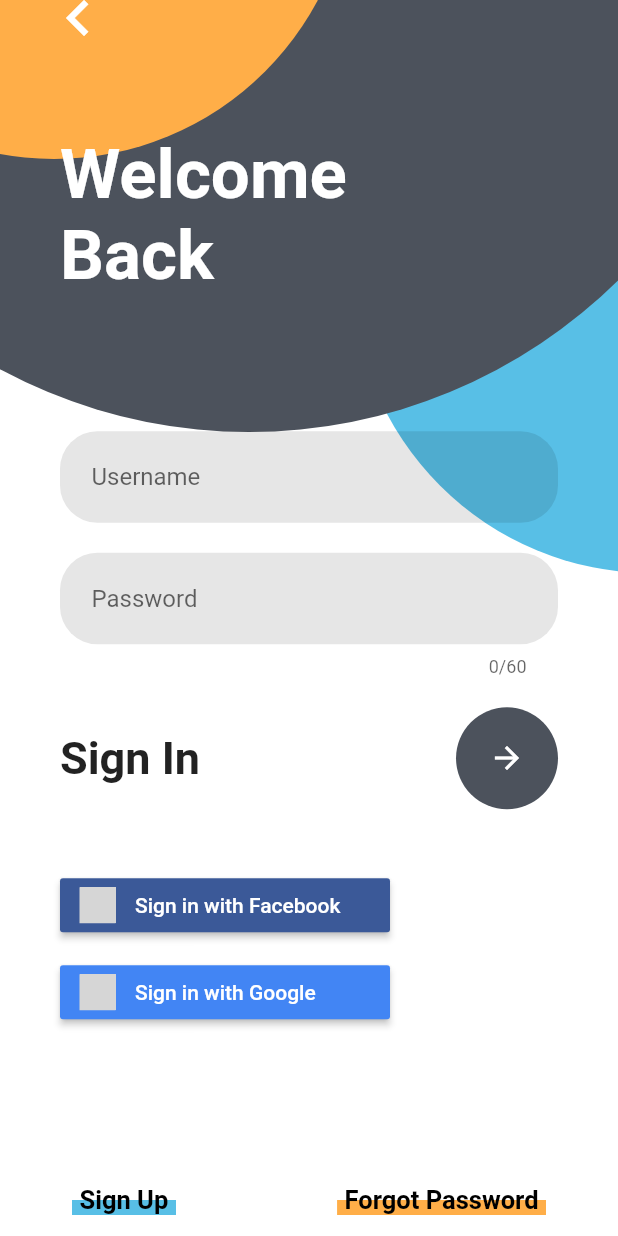
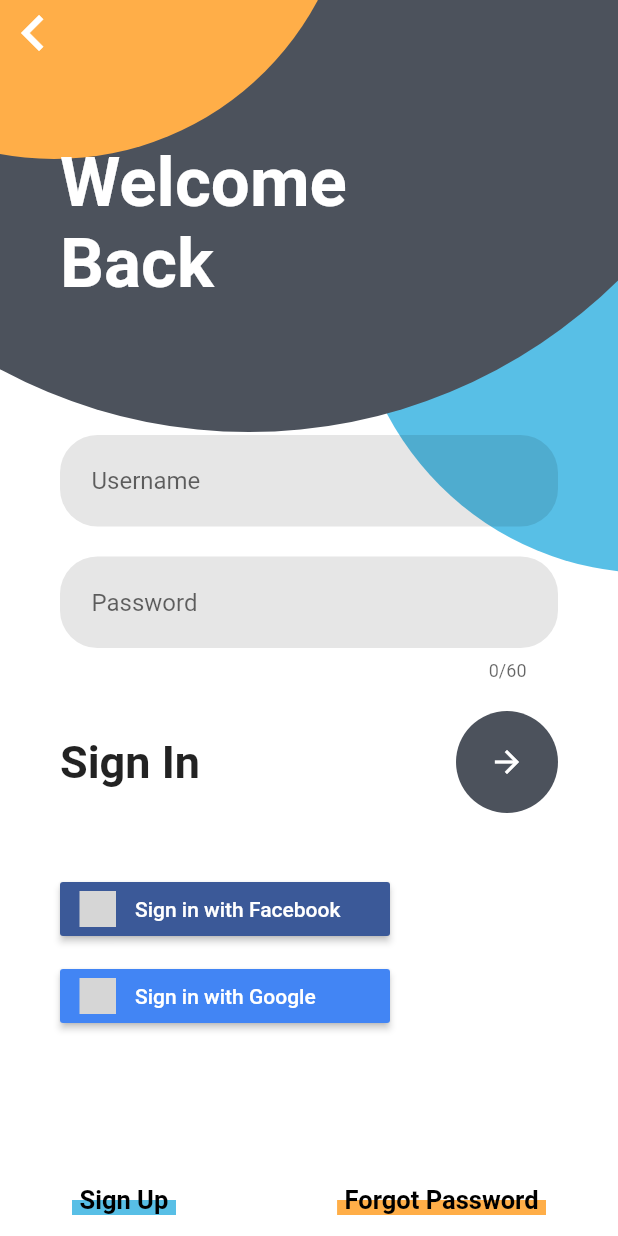
Before and after one commit to DenzelCode/flutter-auth, a Flutter app: the screen it shows after launch, after a tap on "Sign In", on a phone screen of 412 x 824 dp. Run offline on Flutter 3.47's test engine with Material 2 defaults, Android fonts, the phone set to English and light mode, and no system bars; our stand-ins replace dio, flutter_secure_storage, flutter_signin_button, google_sign_in, sign_in_with_apple; missing offline and left inert: flutter_facebook_auth; accounts and stored records are empty; grey boxes are pictures that could not be loaded.

Commit message:
fix: back button look updated

```diff
--- a/lib/src/common/widgets/go_back.dart
+++ b/lib/src/common/widgets/go_back.dart
@@ -17,6 +17,8 @@ class GoBack extends StatelessWidget {
 
     return GestureDetector(
       onTap: onTap,
+      child: Container(
+        padding: EdgeInsets.all(10),
         child: Column(
           children: [
             Transform.scale(
@@ -28,6 +30,7 @@ class GoBack extends StatelessWidget {
             ),
           ],
         ),
+      ),
     );
   }
 }
--- a/lib/src/screens/login_screen.dart
+++ b/lib/src/screens/login_screen.dart
@@ -44,6 +44,9 @@ class _LoginScreenState extends State<LoginScreen> {
     final theme = Theme.of(context);
 
     final node = FocusScope.of(context);
+    final size = MediaQuery.of(context).size;
+
+    print(size);
 
     return ScrollCloseKeyboard(
       child: Scaffold(
@@ -54,6 +57,14 @@ class _LoginScreenState extends State<LoginScreen> {
           topMediumCircleColor: theme.primaryColor,
           topRightCircleColor: theme.highlightColor,
           bottomRightCircleColor: Colors.white,
+          child: Column(
+            crossAxisAlignment: CrossAxisAlignment.start,
+            children: [
+              GoBack(),
+              SizedBox(
+                height: 50,
+              ),
+              Expanded(
                 child: Container(
                   padding: EdgeInsets.symmetric(horizontal: 40),
                   child: Form(
@@ -61,10 +72,6 @@ class _LoginScreenState extends State<LoginScreen> {
                     child: Column(
                       crossAxisAlignment: CrossAxisAlignment.start,
                       children: [
-                  GoBack(),
-                  SizedBox(
-                    height: 65,
-                  ),
                         ConstrainedBox(
                           constraints: BoxConstraints(maxWidth: 250),
                           child: Text(
@@ -169,6 +176,9 @@ class _LoginScreenState extends State<LoginScreen> {
                   ),
                 ),
               ),
+            ],
+          ),
+        ),
       ),
     );
   }
```
Also changed, not shown: lib/src/screens/register_screen.dart (+11 -4 lines). Lines whose indentation alone changed are shown as unchanged.
